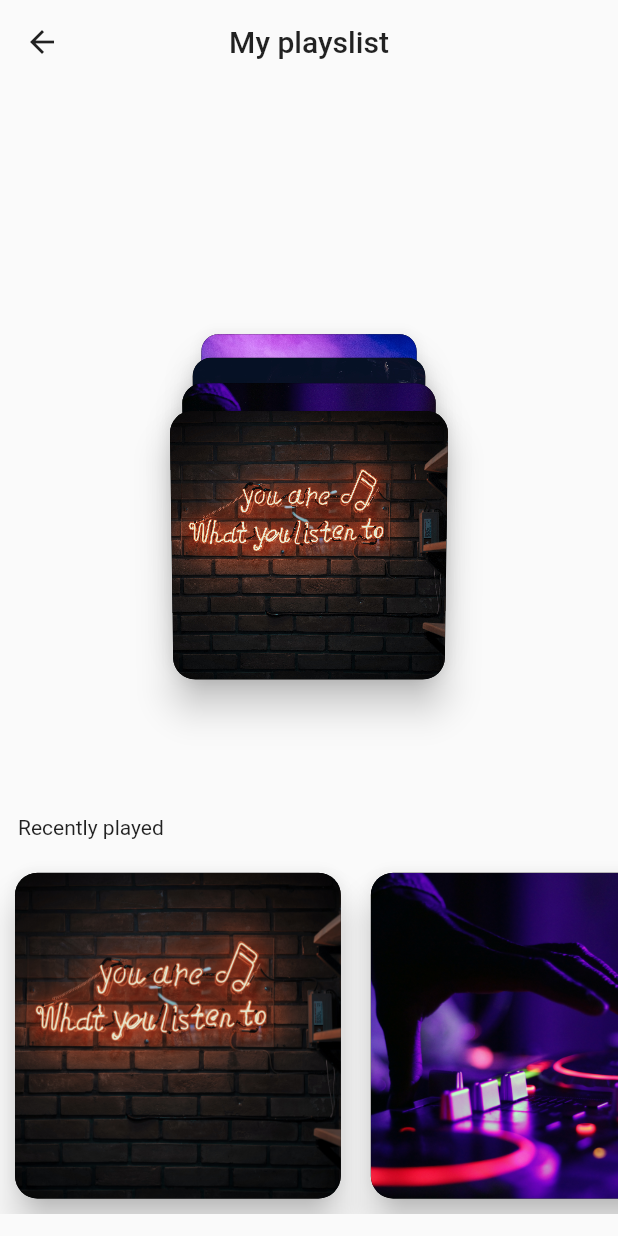
After one commit to manuelperez96/animation_library, a Flutter app: the screen it shows after launch, after a tap on "3D Flipped Card", on a phone screen of 412 x 824 dp. The commit adds this screen. Run offline on Flutter 3.47's test engine with Material 2 defaults, Android fonts, the phone set to English and light mode, and no system bars.

Commit message:
Update to use new Flutter version. Added 3d flippled card

```diff
--- a/lib/main.dart
+++ b/lib/main.dart
@@ -2,6 +2,7 @@ import 'package:animation_library/awoseme_app_bar/awoseme_app_bar.dart';
 import 'package:animation_library/expandable_fab/expandable_fab.dart';
 import 'package:animation_library/expandable_searcher/expandable_searcher.dart';
 import 'package:animation_library/skrinkable_card/skrinkable_card.dart';
+import 'package:animation_library/three_d_flipped_card/three_d_flipped_card.dart';
 import 'package:flutter/material.dart';
 
 void main() => runApp(const App());
@@ -50,6 +51,12 @@ class Home extends StatelessWidget {
           title: const Text('Awesome AppBar'),
           onTap: () => _navigateTo(context, const AwesomeAppBarPage()),
         ),
+        const Divider(),
+        ListTile(
+          title: const Text('3D Flipped Card'),
+          onTap: () => _navigateTo(context, const AlbumPage()),
+        ),
+        const Divider(),
       ],
     );
   }
--- /dev/null
+++ b/lib/three_d_flipped_card/model/song.dart
@@ -0,0 +1,15 @@
+import 'package:flutter/material.dart';
+
+final songList = [
+  Song(image: 'assets/cover1.jpg', name: 'Song 1'),
+  Song(image: 'assets/cover2.jpg', name: 'Song 2'),
+  Song(image: 'assets/cover3.jpg', name: 'Song 3'),
+  Song(image: 'assets/cover4.jpg', name: 'Song 4'),
+];
+
+class Song {
+  Song({required this.image, required this.name});
+
+  final String image;
+  final String name;
+}
--- /dev/null
+++ b/lib/three_d_flipped_card/three_d_flipped_card.dart
@@ -0,0 +1,2 @@
+export 'model/song.dart';
+export 'ui/ui.dart';
--- /dev/null
+++ b/lib/three_d_flipped_card/ui/album_page.dart
@@ -0,0 +1,257 @@
+import 'package:animation_library/three_d_flipped_card/three_d_flipped_card.dart';
+import 'package:flutter/material.dart';
+
+class AlbumPage extends StatelessWidget {
+  const AlbumPage({super.key});
+
+  @override
+  Widget build(BuildContext context) {
+    return Scaffold(
+      appBar: AppBar(
+        title: const Text('My playslist'),
+        backgroundColor: Colors.transparent,
+        elevation: 0,
+        foregroundColor: Colors.black87,
+        centerTitle: true,
+      ),
+      body: const Column(
+        children: <Widget>[
+          Expanded(
+            flex: 3,
+            child: SongAlbum(),
+          ),
+          Expanded(
+            flex: 2,
+            child: _HorizontalCardsSection(),
+          )
+        ],
+      ),
+    );
+  }
+}
+
+class SongAlbum extends StatefulWidget {
+  const SongAlbum({super.key});
+
+  @override
+  State<SongAlbum> createState() => _SongAlbumState();
+}
+
+class _SongAlbumState extends State<SongAlbum> with TickerProviderStateMixin {
+  late final AnimationController _selectionAnimationController;
+  late final AnimationController _movementAnimationController;
+
+  var _isSelectedMode = false;
+  var _moving = false;
+  var _selectedSong = -1;
+
+  @override
+  void initState() {
+    super.initState();
+    _selectionAnimationController = AnimationController(
+      vsync: this,
+      lowerBound: .15,
+      upperBound: .5,
+      duration: const Duration(milliseconds: 500),
+    );
+    _movementAnimationController = AnimationController(
+      vsync: this,
+      duration: const Duration(milliseconds: 750),
+    );
+  }
+
+  @override
+  void dispose() {
+    _selectionAnimationController.dispose();
+    _movementAnimationController.dispose();
+    super.dispose();
+  }
+
+  @override
+  Widget build(BuildContext context) {
+    return LayoutBuilder(
+      builder: (context, constraints) {
+        return AnimatedBuilder(
+          animation: _selectionAnimationController,
+          builder: (context, widget) {
+            return GestureDetector(
+              onVerticalDragUpdate: _updateAlbumStatus,
+              child: Transform(
+                alignment: Alignment.center,
+                transform: Matrix4.identity()
+                  ..setEntry(3, 2, 0.001)
+                  ..rotateX(_selectionAnimationController.value),
+                child: SizedBox(
+                  width: constraints.maxWidth * 0.45,
+                  height: constraints.maxHeight,
+                  child: AbsorbPointer(
+                    absorbing: !_isSelectedMode,
+                    child: Stack(
+                      children: [
+                        ...List.generate(
+                          songList.length,
+                          (index) => _Card3DItem(
+                            song: songList[index],
+                            height: constraints.maxHeight / 2,
+                            percent: _selectionAnimationController.value,
+                            depth: index,
+                            verticalFactor: getCurrentFactor(index),
+                            listenable: _movementAnimationController,
+                            onSongTap: (song) {
+                              _onSelectSong(index, song);
+                            },
+                          ),
+                        ).reversed,
+                      ],
+                    ),
+                  ),
+                ),
+              ),
+            );
+          },
+        );
+      },
+    );
+  }
+
+  void _updateAlbumStatus(DragUpdateDetails details) {
+    if (!_moving && details.delta.direction > 0) {
+      _moving = true;
+      _selectionAnimationController.reverse().then((value) => setState(() {
+            _isSelectedMode = false;
+            _moving = false;
+          }));
+    } else if (!_moving && details.delta.direction < 0) {
+      _moving = true;
+      _selectionAnimationController.forward().then((value) => setState(() {
+            _isSelectedMode = true;
+            _moving = false;
+          }));
+    }
+  }
+
+  Future<void> _onSelectSong(int index, Song song) async {
+    setState(() {
+      _selectedSong = index;
+    });
+    const duration = Duration(milliseconds: 750);
+    _movementAnimationController.forward();
+    await Navigator.push(
+      context,
+      PageRouteBuilder(
+        transitionDuration: duration,
+        reverseTransitionDuration: duration,
+        pageBuilder: (context, animation, _) => FadeTransition(
+          opacity: animation,
+          child: DetailSongPage(song: song),
+        ),
+      ),
+    );
+    _movementAnimationController.reverse(from: 1);
+  }
+
+  int getCurrentFactor(int currentIndex) {
+    if (_selectedSong < 0) return 0;
+    return _selectedSong.compareTo(currentIndex);
+  }
+}
+
+class _HorizontalCardsSection extends StatelessWidget {
+  const _HorizontalCardsSection();
+
+  @override
+  Widget build(BuildContext context) {
+    return Padding(
+      padding: const EdgeInsets.symmetric(vertical: 15),
+      child: Column(
+        crossAxisAlignment: CrossAxisAlignment.start,
+        children: <Widget>[
+          const Padding(
+            padding: EdgeInsets.all(12),
+            child: Text('Recently played'),
+          ),
+          Expanded(
+            child: _HorizontalSongSlider(songList: songList),
+          )
+        ],
+      ),
+    );
+  }
+}
+
+class _HorizontalSongSlider extends StatelessWidget {
+  const _HorizontalSongSlider({
+    required this.songList,
+  });
+
+  final List<Song> songList;
+
+  @override
+  Widget build(BuildContext context) {
+    return ListView.builder(
+      scrollDirection: Axis.horizontal,
+      itemCount: songList.length,
+      itemBuilder: (context, index) {
+        final song = songList[index];
+        return Padding(
+          padding: const EdgeInsets.all(10),
+          child: SongCard(song: song),
+        );
+      },
+    );
+  }
+}
+
+typedef OnSongTap = void Function(Song song);
+
+class _Card3DItem extends AnimatedWidget {
+  const _Card3DItem({
+    required this.height,
+    required this.song,
+    required this.percent,
+    required this.depth,
+    required this.onSongTap,
+    required this.verticalFactor,
+    required super.listenable,
+  });
+
+  final Song song;
+  final double height;
+  final double percent;
+  final int depth;
+  final OnSongTap onSongTap;
+  final int verticalFactor;
+
+  Animation<double> get animation => super.listenable as Animation<double>;
+
+  @override
+  Widget build(BuildContext context) {
+    return Positioned(
+      left: 0,
+      right: 0,
+      bottom: 0 + depth * height / 2 * percent + height / 4,
+      child: Opacity(
+        opacity: verticalFactor == 0 ? 1 : 1 - animation.value,
+        child: Hero(
+          tag: song.name,
+          child: Transform(
+            alignment: Alignment.center,
+            transform: Matrix4.identity()
+              ..setEntry(3, 2, 0.001)
+              ..translate(
+                  0.0, verticalFactor * animation.value * height, depth * 50),
+            child: Material(
+              color: Colors.transparent,
+              child: InkWell(
+                onTap: () => onSongTap(song),
+                child: SongCard(
+                  song: song,
+                ),
+              ),
+            ),
+          ),
+        ),
+      ),
+    );
+  }
+}
--- /dev/null
+++ b/lib/three_d_flipped_card/ui/song_card.dart
@@ -0,0 +1,30 @@
+import 'package:animation_library/three_d_flipped_card/three_d_flipped_card.dart';
+import 'package:flutter/material.dart';
+
+class SongCard extends StatelessWidget {
+  const SongCard({super.key, required this.song});
+
+  final Song song;
+
+  @override
+  Widget build(BuildContext context) {
+    final borderRadius = BorderRadius.circular(15);
+
+    return PhysicalModel(
+      color: Colors.black,
+      borderRadius: borderRadius,
+      elevation: 10,
+      shadowColor: Colors.black,
+      child: AspectRatio(
+        aspectRatio: 1,
+        child: ClipRRect(
+          borderRadius: borderRadius,
+          child: Image.asset(
+            song.image,
+            fit: BoxFit.cover,
+          ),
+        ),
+      ),
+    );
+  }
+}
--- /dev/null
+++ b/lib/three_d_flipped_card/ui/ui.dart
@@ -0,0 +1,3 @@
+export 'album_page.dart';
+export 'detail_song_page.dart';
+export 'song_card.dart';
--- a/pubspec.yaml
+++ b/pubspec.yaml
@@ -18,7 +18,7 @@ publish_to: 'none' # Remove this line if you wish to publish to pub.dev
 version: 1.0.0+1
 
 environment:
-  sdk: ">=2.15.0 <3.0.0"
+  sdk: '>=3.1.3 <4.0.0'
 
 # Dependencies specify other packages that your package needs in order to work.
 # To automatically upgrade your package dependencies to the latest versions
@@ -57,6 +57,9 @@ flutter:
   # the material Icons class.
   uses-material-design: true
 
+  assets:
+    - assets/
+
   # To add assets to your application, add an assets section, like this:
   # assets:
   #   - images/a_dot_burr.jpeg
```
Also changed, not shown: lib/three_d_flipped_card/ui/detail_song_page.dart (added, +80 -0 lines), assets/cover1.jpg (added), assets/cover2.jpg (added), assets/cover3.jpg (added), assets/cover4.jpg (added), pubspec.lock, 2 other files.
